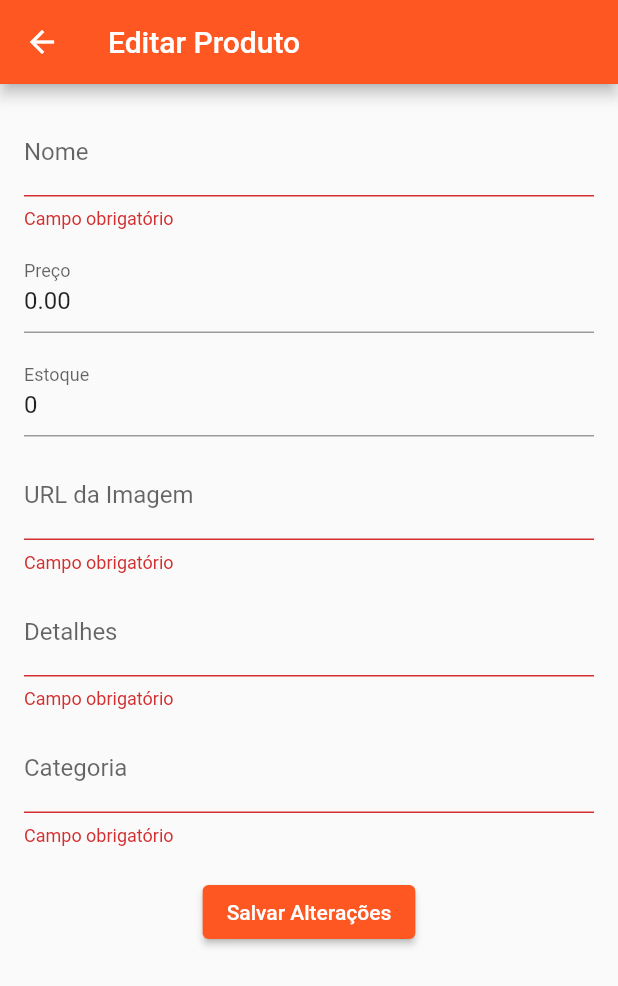
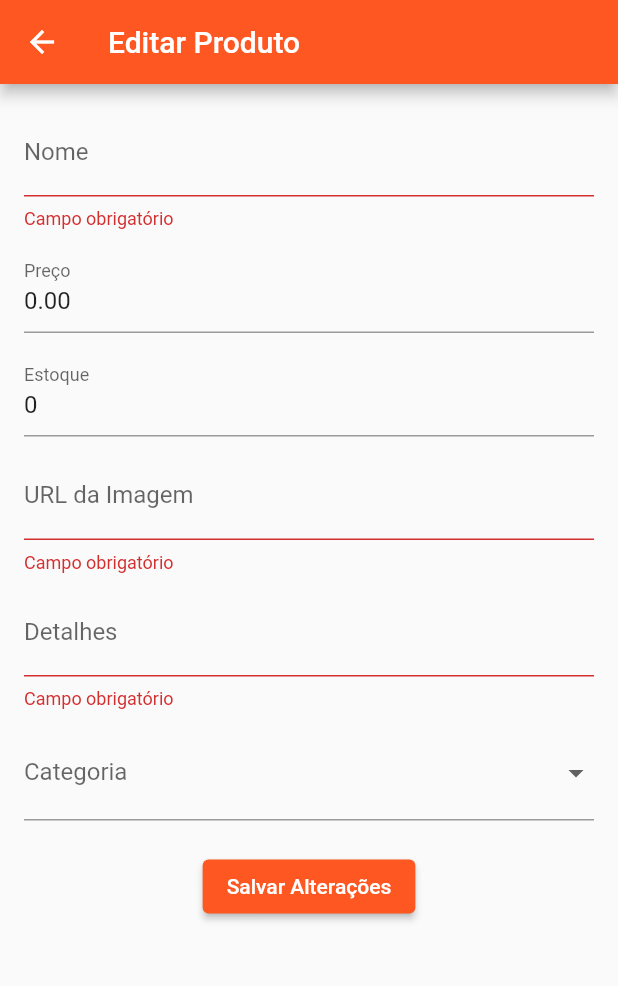
Before and after one commit to Regulus01/VivaStore, a Flutter app: the EditProductPage screen opened directly with empty values, after a tap on "Salvar Alterações", on a phone screen of 412 x 824 dp. Shown: the top 986 px of the screen. Run offline on Flutter 3.47's test engine with Material 2 defaults, Android fonts, the phone set to English and light mode, and no system bars; our stand-ins replace cloud_firestore, firebase_core, fluttertoast, shared_preferences; accounts and stored records are empty.

Commit message:
fix: Ajuste na edição e carrinho de produtos

```diff
--- a/lib/pages/produto/EditProduct.page.dart
+++ b/lib/pages/produto/EditProduct.page.dart
@@ -21,7 +21,15 @@ class _EditProductPageState extends State<EditProductPage> {
   TextEditingController _estoqueController = TextEditingController();
   TextEditingController _imageUrlController = TextEditingController();
   TextEditingController _detailsController = TextEditingController();
-  TextEditingController _categoryController = TextEditingController();
+  String? _categoryValue;
+  List<String> _categories = [
+    'Vestuário',
+    'Decoração',
+    'Beleza',
+    'Cama',
+    'Mesa',
+    'Banho'
+  ];
 
   String? _nameError;
   String? _priceError;
@@ -38,7 +46,7 @@ class _EditProductPageState extends State<EditProductPage> {
     _estoqueController.text = widget.product.estoque.toString();
     _imageUrlController.text = widget.product.imageUrl;
     _detailsController.text = widget.product.details;
-    _categoryController.text = widget.product.category;
+    _categoryValue = widget.product.category;
   }
 
   @override
@@ -48,23 +56,20 @@ class _EditProductPageState extends State<EditProductPage> {
     _estoqueController.dispose();
     _imageUrlController.dispose();
     _detailsController.dispose();
-    _categoryController.dispose();
     super.dispose();
   }
 
   void _validateFields() {
     setState(() {
       _nameError = _nameController.text.isEmpty ? 'Campo obrigatório' : null;
-      _priceError =
-      _priceController.text.isEmpty ? 'Campo obrigatório' : null;
+      _priceError = _priceController.text.isEmpty ? 'Campo obrigatório' : null;
       _estoqueError =
-      _estoqueController.text.isEmpty ? 'Campo obrigatório' : null;
+          _estoqueController.text.isEmpty ? 'Campo obrigatório' : null;
       _imageUrlError =
-      _imageUrlController.text.isEmpty ? 'Campo obrigatório' : null;
+          _imageUrlController.text.isEmpty ? 'Campo obrigatório' : null;
       _detailsError =
-      _detailsController.text.isEmpty ? 'Campo obrigatório' : null;
-      _categoryError =
-      _categoryController.text.isEmpty ? 'Campo obrigatório' : null;
+          _detailsController.text.isEmpty ? 'Campo obrigatório' : null;
+      _categoryError = _categoryValue == null ? 'Campo obrigatório' : null;
     });
 
     if (_nameError == null &&
@@ -81,7 +86,7 @@ class _EditProductPageState extends State<EditProductPage> {
         price: double.parse(_priceController.text),
         estoque: int.parse(_estoqueController.text),
         details: _detailsController.text,
-        category: _categoryController.text,
+        category: _categoryValue!,
       );
 
       FireStore.atualizarProduto(newProduct);
@@ -152,12 +157,23 @@ class _EditProductPageState extends State<EditProductPage> {
                 ),
               ),
               const SizedBox(height: 10),
-              TextField(
-                controller: _categoryController,
+              DropdownButtonFormField<String>(
+                value: _categoryValue,
                 decoration: InputDecoration(
                   labelText: 'Categoria',
                   errorText: _categoryError,
                 ),
+                onChanged: (newValue) {
+                  setState(() {
+                    _categoryValue = newValue;
+                  });
+                },
+                items: _categories.map((category) {
+                  return DropdownMenuItem<String>(
+                    value: category,
+                    child: Text(category),
+                  );
+                }).toList(),
               ),
               const SizedBox(height: 20),
               ElevatedButton(
```
Also changed, not shown: lib/pages/ProductDetailsPage.dart (+16 -0 lines), lib/pages/SignupPage.dart (+37 -10 lines).
